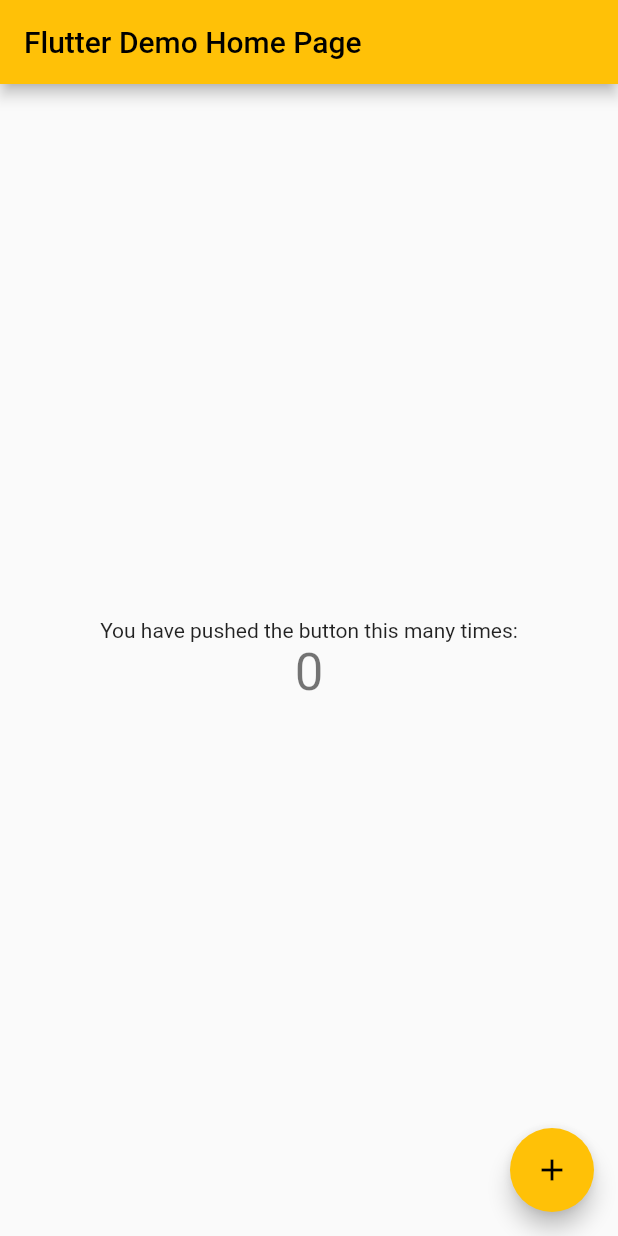
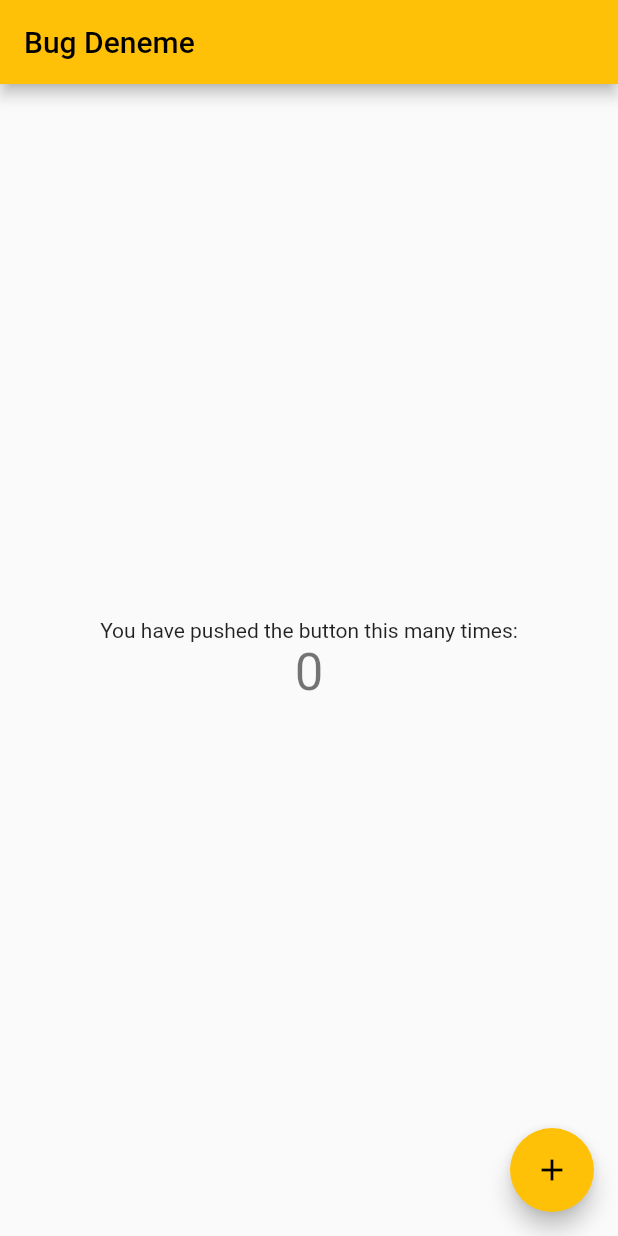
Before and after one commit to beyzauyanksoy/BranchDeneme, a Flutter app: the screen it shows after launch, on a phone screen of 412 x 824 dp. Run offline on Flutter 3.47's test engine with Material 2 defaults, Android fonts, the phone set to English and light mode, and no system bars.

Commit message:
Başlık değiştirildi

```diff
--- a/flutter_application_1/lib/main.dart
+++ b/flutter_application_1/lib/main.dart
@@ -24,7 +24,7 @@ class MyApp extends StatelessWidget {
         // is not restarted.
         primarySwatch: Colors.amber,
       ),
-      home: const MyHomePage(title: 'Flutter Demo Home Page'),
+      home: const MyHomePage(title: 'Bug Deneme'),
     );
   }
 }
```
